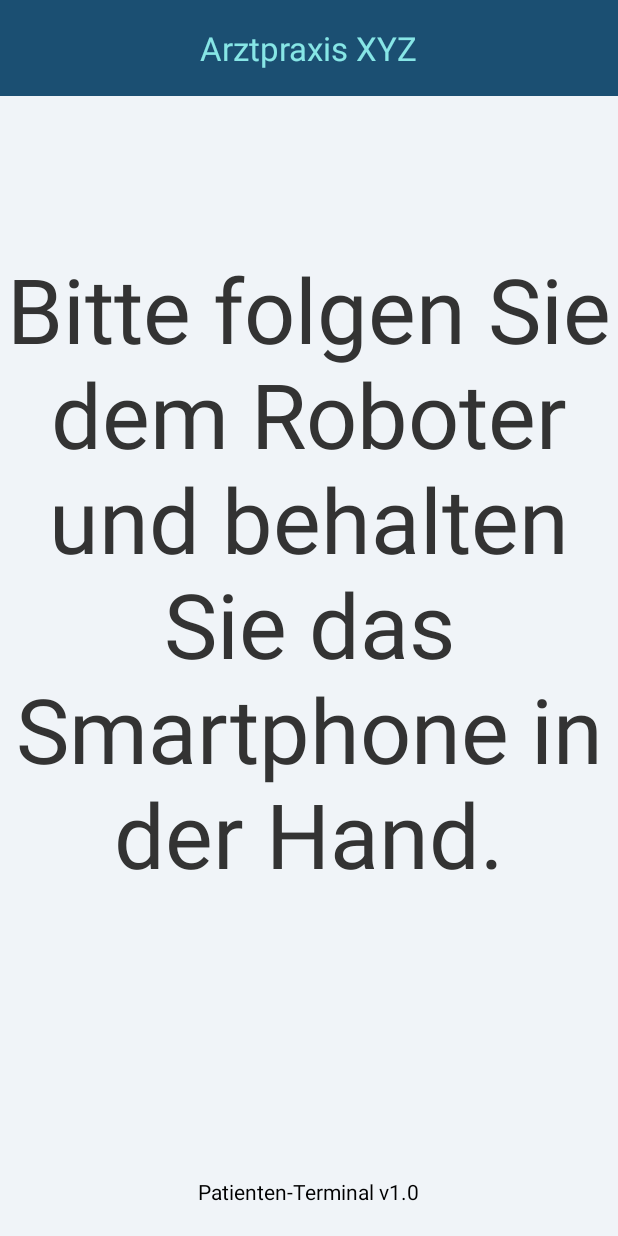
After one commit to PhHagel/SmartphoneEntwicklung, an Android app: the FollowRoboActivity screen opened directly, with no data from a screen before it, on a phone screen of 412 x 824 dp. The commit adds this screen. Run offline under Robolectric (Android 15) with nearby library versions, the phone set to English and light mode, and no system bars.

Commit message:
neue seite Handy zurücklegen + audio

```diff
--- a/app/src/main/AndroidManifest.xml
+++ b/app/src/main/AndroidManifest.xml
@@ -28,6 +28,8 @@
         <activity android:name=".SplashActivity" />
         <activity android:name=".RecordActivity" />
         <activity android:name=".RecordTerminActivity" />
+        <activity android:name=".FollowRoboActivity" />
+        <activity android:name=".SmartphoneBackActivity" />
 
         <activity
             android:name=".MainActivity"
--- /dev/null
+++ b/app/src/main/java/com/philipp/dv_projekt/FollowRoboActivity.java
@@ -0,0 +1,35 @@
+package com.philipp.dv_projekt;
+
+import android.content.Intent;
+import android.media.MediaPlayer;
+import android.os.Bundle;
+import androidx.appcompat.app.AppCompatActivity;
+
+public class FollowRoboActivity extends AppCompatActivity {
+
+    private MediaPlayer player;
+
+    @Override
+    protected void onCreate(Bundle savedInstanceState) {
+        super.onCreate(savedInstanceState);
+        setContentView(R.layout.activity_follow_robo);
+
+        // Audio abspielen
+        if (player == null) {
+            player = MediaPlayer.create(FollowRoboActivity.this, R.raw.bildaufnehmen);
+
+            // Setze OnCompletionListener, um auf das Ende des Audios zu warten
+            player.setOnCompletionListener(new MediaPlayer.OnCompletionListener() {
+                @Override
+                public void onCompletion(MediaPlayer mediaPlayer) {
+                    // Wenn das Audio zu Ende ist, starte die nächste Aktivität
+                    Intent intentSmartphoneBackActivity = new Intent(FollowRoboActivity.this, SmartphoneBackActivity.class);
+                    startActivity(intentSmartphoneBackActivity);
+                    finish();
+                }
+            });
+
+            player.start();
+        }
+    }
+}
--- /dev/null
+++ b/app/src/main/res/layout/activity_follow_robo.xml
@@ -0,0 +1,41 @@
+<?xml version="1.0" encoding="utf-8"?>
+<RelativeLayout xmlns:android="http://schemas.android.com/apk/res/android"
+    android:layout_width="match_parent"
+    android:layout_height="match_parent"
+    xmlns:app="http://schemas.android.com/apk/res-auto"
+    android:background="#F0F4F8" >
+
+    <com.google.android.material.appbar.MaterialToolbar
+        android:id="@+id/toolbar"
+        android:layout_width="match_parent"
+        android:layout_height="?attr/actionBarSize"
+        android:background="@color/primaryBlue"
+        android:minHeight="50dp"
+        app:title="Arztpraxis XYZ"
+        app:titleCentered="true"
+        app:titleTextColor="@color/lightBlue" />
+
+    <TextView
+        android:id="@+id/infoText"
+        android:layout_width="wrap_content"
+        android:layout_height="wrap_content"
+        android:layout_below="@id/toolbar"
+        android:layout_centerVertical="true"
+        android:layout_marginTop="101dp"
+        android:gravity="center"
+        android:text="@string/bitte_folgen_sie_dem_roboter_und_behalten_sie_das_smartphone_in_der_hand"
+        android:textAlignment="center"
+        android:textColor="#333333"
+        android:textSize="60sp" />
+
+    <TextView
+        android:id="@+id/footer"
+        android:layout_width="wrap_content"
+        android:layout_height="wrap_content"
+        android:text="@string/patienten_terminal_v1_0"
+        android:textSize="14sp"
+        android:textColor="#000000"
+        android:layout_alignParentBottom="true"
+        android:layout_centerHorizontal="true"
+        android:layout_marginBottom="20dp" />
+</RelativeLayout>
--- a/app/src/main/res/values/strings.xml
+++ b/app/src/main/res/values/strings.xml
@@ -24,4 +24,6 @@
     <string name="klicken_sie_bitte_auf_aufnahme_starten_und_sagen_die_folgenden_daten">Klicken Sie bitte auf Aufnahme starten und sagen die folgenden Daten:</string>
     <string name="neuer_versuch">Neuer Versuch</string>
     <string name="tippen_sie_bitte_auf_aufnahme_starten_und_sagen_sie_ja_wenn_sie_den_termin_annehmen_wollen_und_nein_falls_sie_den_termin_nicht_annehmen_wollen">Tippen Sie bitte auf Aufnahme starten und sagen Sie Ja wenn Sie den Termin annehmen wollen, und Nein falls Sie den Termin nicht annehmen wollen und einen anderen Termin bekommen möchten.</string>
+    <string name="bitte_folgen_sie_dem_roboter_und_behalten_sie_das_smartphone_in_der_hand">Bitte folgen Sie dem Roboter und behalten Sie das Smartphone in der Hand.</string>
+    <string name="bitte_legen_sie_das_smartphone_vorsichtig_auf_den_roboter_zur_ck">Bitte legen Sie das Smartphone vorsichtig auf den Roboter zurück</string>
 </resources>
```
Also changed, not shown: app/src/main/java/com/philipp/dv_projekt/MainActivity.java (+12 -7 lines), app/src/main/java/com/philipp/dv_projekt/SmartphoneBackActivity.java (added, +39 -0 lines), app/src/main/res/layout/activity_smartphone_back.xml (added, +41 -0 lines).
